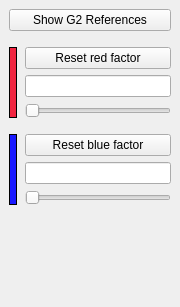
Above: src/iview/dockwidgets/ivcolordockwidget.ui from schirmermischa/THELI before the change. Below: the same form after it.
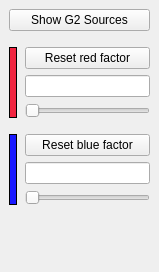
That is the form after the change.

```diff
--- a/src/iview/dockwidgets/ivcolordockwidget.ui
+++ b/src/iview/dockwidgets/ivcolordockwidget.ui
@@ -6,10 +6,22 @@
    <rect>
     <x>0</x>
     <y>0</y>
-    <width>180</width>
-    <height>307</height>
+    <width>159</width>
+    <height>272</height>
    </rect>
   </property>
+  <property name="sizePolicy">
+   <sizepolicy hsizetype="Fixed" vsizetype="Expanding">
+    <horstretch>0</horstretch>
+    <verstretch>0</verstretch>
+   </sizepolicy>
+  </property>
+  <property name="maximumSize">
+   <size>
+    <width>168</width>
+    <height>524287</height>
+   </size>
+  </property>
   <property name="features">
    <set>QDockWidget::DockWidgetFloatable|QDockWidget::DockWidgetMovable</set>
   </property>
@@ -272,7 +284,7 @@
        <string>The reference sources used for color calibration (SDSS: red, PanSTARRS: cyan, APASS: green)</string>
       </property>
       <property name="text">
-       <string>Show G2 References</string>
+       <string>Show G2 Sources</string>
       </property>
       <property name="checkable">
        <bool>true</bool>
```
